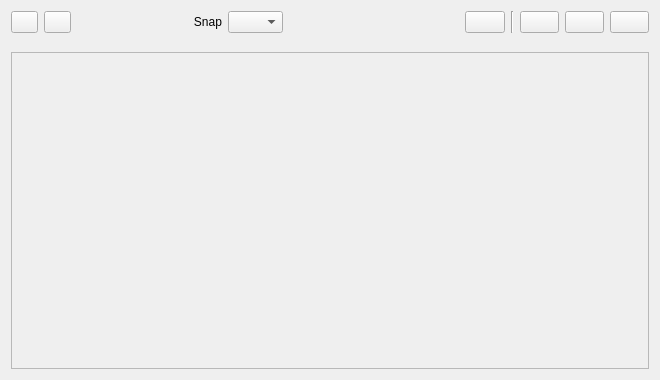
The window that src/SongFrame.ui (oli-kester/kepler34) describes before a commit, drawn with Qt 5.
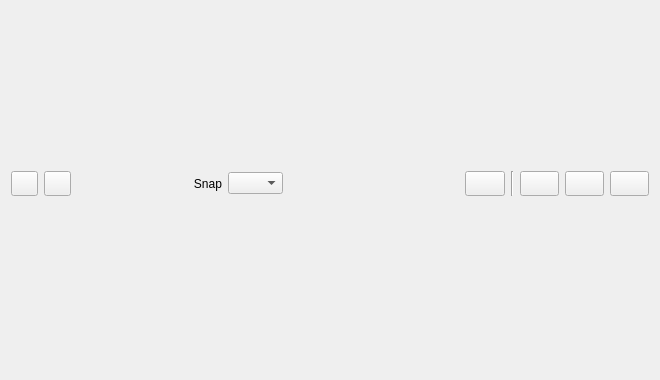
The same window after the commit. Icons and pictures are not drawn.

Commit message: started incorporating song editor. Classes created

What changed in the file:
```diff
--- a/src/SongFrame.ui
+++ b/src/SongFrame.ui
@@ -262,27 +262,7 @@
     </spacer>
    </item>
    <item>
-    <widget class="QScrollArea" name="scrollArea">
-     <property name="minimumSize">
-      <size>
-       <width>0</width>
-       <height>0</height>
-      </size>
-     </property>
-     <property name="widgetResizable">
-      <bool>true</bool>
-     </property>
-     <widget class="QWidget" name="scrollAreaWidgetContents">
-      <property name="geometry">
-       <rect>
-        <x>0</x>
-        <y>0</y>
-        <width>640</width>
-        <height>301</height>
-       </rect>
-      </property>
-     </widget>
-    </widget>
+    <layout class="QVBoxLayout" name="vbox_centre"/>
    </item>
   </layout>
  </widget>
```
The commit also changes 12 other files.
